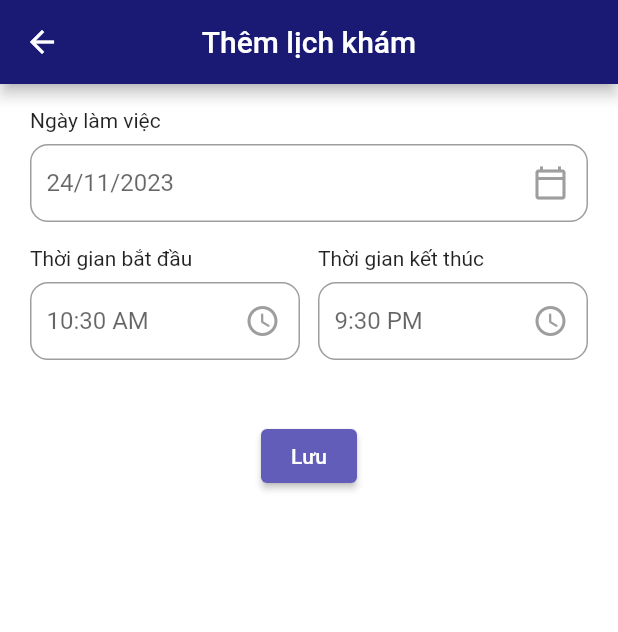
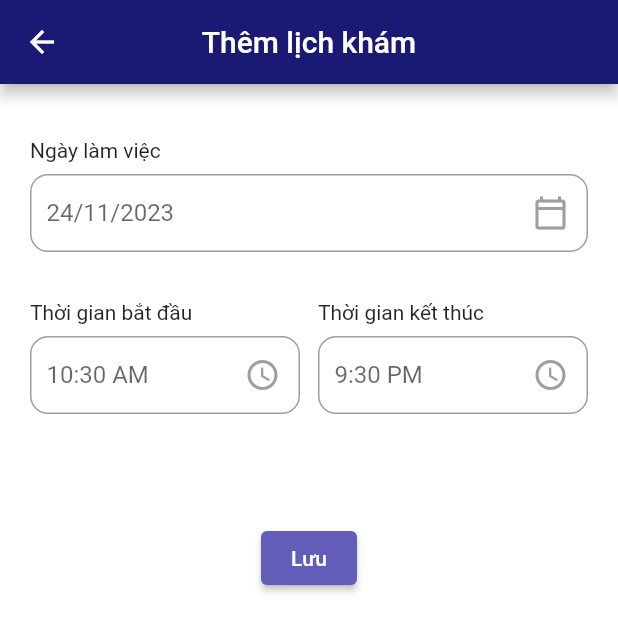
Before and after one commit to phathuynh24/HealthConsulting, a Flutter app: the SetScheduleScreen screen opened directly, after a tap on "+ Thêm lịch khám", on a phone screen of 412 x 824 dp. Shown: the top 632 px of the screen. Run offline on Flutter 3.47's test engine with Material 2 defaults, Android fonts, the phone set to English and light mode, and no system bars; our stand-ins replace cloud_firestore, country_picker, date_picker_timeline, file_picker, firebase_auth, firebase_core and 6 more; missing offline and left inert: multi_image_picker; accounts and stored records are empty; statements that could not run were skipped.

Commit message:
ui set schedule

```diff
--- a/assist_health/lib/ui/doctor_screens/add_schedule.dart
+++ b/assist_health/lib/ui/doctor_screens/add_schedule.dart
@@ -1,19 +1,17 @@
-// ignore_for_file: avoid_print
-
+import 'package:flutter/material.dart';
+import 'package:intl/intl.dart';
+import 'package:firebase_auth/firebase_auth.dart';
+import 'package:cloud_firestore/cloud_firestore.dart';
 import 'package:assist_health/models/doctor/doctor_service.dart';
 import 'package:assist_health/others/methods.dart';
 import 'package:assist_health/others/theme.dart';
 import 'package:assist_health/ui/widgets/input_field.dart';
-import 'package:cloud_firestore/cloud_firestore.dart';
-import 'package:firebase_auth/firebase_auth.dart';
-import 'package:flutter/material.dart';
-import 'package:intl/intl.dart';
 
 class AddSchedulePage extends StatefulWidget {
-  const AddSchedulePage({super.key});
+  const AddSchedulePage({Key? key}) : super(key: key);
 
   @override
-  State<AddSchedulePage> createState() => _AddSchedulePageState();
+  _AddSchedulePageState createState() => _AddSchedulePageState();
 }
 
 class _AddSchedulePageState extends State<AddSchedulePage> {
@@ -33,23 +31,17 @@ class _AddSchedulePageState extends State<AddSchedulePage> {
   String? _uid;
   DateTime _selectedDate = DateTime.now();
   String _endTime = "9:30 PM";
-  String _startTime = DateFormat("hh:mm a").format(DateTime.now()).toString();
+  String _startTime =
+      DateFormat("hh:mm a").format(DateTime.now()).toString();
 
   final List<int> _options = [];
   List<bool> _isSelectedOptions = [];
+
   @override
   Widget build(BuildContext context) {
     if (!_isInitialized) {
-      return const SizedBox(
-        height: 290,
-        width: double.infinity,
-        child: Center(
-          child: SizedBox(
-            height: 40,
-            width: 40,
-            child: CircularProgressIndicator(),
-          ),
-        ),
+      return const Center(
+        child: CircularProgressIndicator(),
       );
     }
 
@@ -60,11 +52,8 @@ class _AddSchedulePageState extends State<AddSchedulePage> {
         centerTitle: true,
         backgroundColor: Themes.hearderClr,
       ),
-      body: Container(
-        padding: const EdgeInsets.only(
-          left: 20,
-          right: 20,
-        ),
+      body: Padding(
+        padding: const EdgeInsets.all(20),
         child: SingleChildScrollView(
           child: Column(
             children: [
@@ -81,6 +70,7 @@ class _AddSchedulePageState extends State<AddSchedulePage> {
                   },
                 ),
               ),
+              const SizedBox(height: 16),
               Row(
                 children: [
                   Expanded(
@@ -98,9 +88,7 @@ class _AddSchedulePageState extends State<AddSchedulePage> {
                       ),
                     ),
                   ),
-                  const SizedBox(
-                    width: 12,
-                  ),
+                  const SizedBox(width: 12),
                   Expanded(
                     child: MyInputField(
                       title: "Thời gian kết thúc",
@@ -118,7 +106,9 @@ class _AddSchedulePageState extends State<AddSchedulePage> {
                   ),
                 ],
               ),
+              const SizedBox(height: 16),
               _checkboxGroup(),
+              const SizedBox(height: 16),
               ElevatedButton(
                 style: ElevatedButton.styleFrom(
                   backgroundColor: Themes.buttonClr,
@@ -138,7 +128,10 @@ class _AddSchedulePageState extends State<AddSchedulePage> {
         ),
       ),
     );
-  }
+
+
+}
+
 
   Future<void> _initialize() async {
     String? uid = _auth.currentUser!.uid;
--- a/assist_health/lib/ui/doctor_screens/set_schedule.dart
+++ b/assist_health/lib/ui/doctor_screens/set_schedule.dart
@@ -122,12 +122,22 @@ class _SetScheduleScreen extends State<SetScheduleScreen> {
           Column(
             crossAxisAlignment: CrossAxisAlignment.start,
             children: [
-              Text(
-                DateFormat('dd/MM/yyyy').format(DateTime.now()),
+             Text(
+              DateFormat('dd/MM/yyyy').format(DateTime.now()),
+              style: TextStyle(
+                fontSize: 18,
+                fontWeight: FontWeight.bold,
+                color: Themes.buttonClr, // Set the color based on your theme
               ),
-              const Text(
-                "Hôm nay",
+            ),
+            const SizedBox(height: 5),
+            const Text(
+              "Hôm nay",
+              style: TextStyle(
+                fontSize: 18,
+                color: Colors.grey, // Set the color based on your theme
               ),
+            ),
             ],
           ),
           MyButton(
@@ -170,7 +180,7 @@ class _SetScheduleScreen extends State<SetScheduleScreen> {
                         padding: const EdgeInsets.all(16),
                         decoration: BoxDecoration(
                           borderRadius: BorderRadius.circular(16),
-                          color: Themes.primaryColor,
+                          color: Themes.buttonClr,
                         ),
                         child: Column(
                           mainAxisAlignment: MainAxisAlignment.start,
@@ -178,7 +188,7 @@ class _SetScheduleScreen extends State<SetScheduleScreen> {
                             Text(
                               _doctorSchedule.timeLine![index].duration,
                               style: const TextStyle(
-                                fontSize: 16,
+                                fontSize: 18,
                                 fontWeight: FontWeight.bold,
                                 color: Colors.white,
                               ),
@@ -197,15 +207,16 @@ class _SetScheduleScreen extends State<SetScheduleScreen> {
                                       _doctorSchedule
                                           .timeLine![index].shifts[subIndex],
                                       style: const TextStyle(
-                                        fontSize: 16,
-                                        color: Colors.white,
+                                        fontSize: 18,
+                                        fontWeight: FontWeight.bold,
+                                        color: Color.fromARGB(255, 255, 255, 255),
                                       ),
                                     ),
                                     const SizedBox(
                                       height: 10,
                                     ),
                                     SizedBox(
-                                      height: 50,
+                                      height: 40,
                                       child: ListView.builder(
                                         scrollDirection: Axis.horizontal,
                                         shrinkWrap: true,
@@ -217,7 +228,7 @@ class _SetScheduleScreen extends State<SetScheduleScreen> {
                                           return Column(
                                             children: [
                                               Container(
-                                                width: 40,
+                                                width: 50,
                                                 margin:
                                                     const EdgeInsets.symmetric(
                                                   horizontal: 5,
@@ -227,7 +238,7 @@ class _SetScheduleScreen extends State<SetScheduleScreen> {
                                                   vertical: 5,
                                                 ),
                                                 decoration: BoxDecoration(
-                                                  color: Colors.blue,
+                                            color: Color.fromARGB(255, 255, 255, 255),
                                                   borderRadius:
                                                       BorderRadius.circular(6),
                                                 ),
@@ -238,8 +249,8 @@ class _SetScheduleScreen extends State<SetScheduleScreen> {
                                                             .shiftTimes[
                                                         subIndex][i],
                                                     style: const TextStyle(
-                                                      fontSize: 14,
-                                                      color: Colors.white,
+                                                      fontSize: 16,
+                                                color: Color.fromARGB(255, 0, 0, 0),
                                                     ),
                                                   ),
                                                 ),
--- a/assist_health/lib/ui/widgets/button.dart
+++ b/assist_health/lib/ui/widgets/button.dart
@@ -20,6 +20,8 @@ class MyButton extends StatelessWidget {
             label,
             style: const TextStyle(
               color: Colors.white,
+              fontWeight: FontWeight.bold,
+              fontSize:16,
             ),
           ),
         ),
--- a/assist_health/lib/ui/widgets/doctor_navbar.dart
+++ b/assist_health/lib/ui/widgets/doctor_navbar.dart
@@ -14,11 +14,11 @@ class _DoctorNavBarState extends State<DoctorNavBar> {
   int _selectedIndex = 0;
   final _screens = [
     // Screen 1
-    const SetScheduleScreen(),
+    Container(),
     // Screen 2
     Container(),
     // Screen 3
-    Container(),
+    const SetScheduleScreen(),
     // Screen 4
     Container(),
   ];
```
